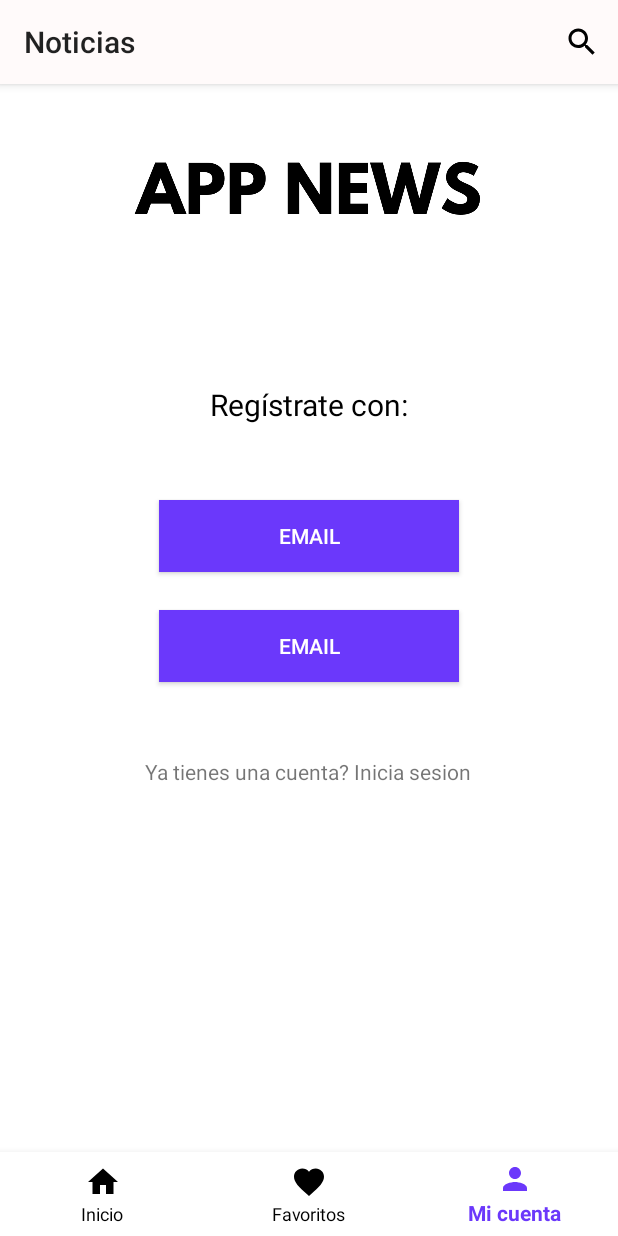
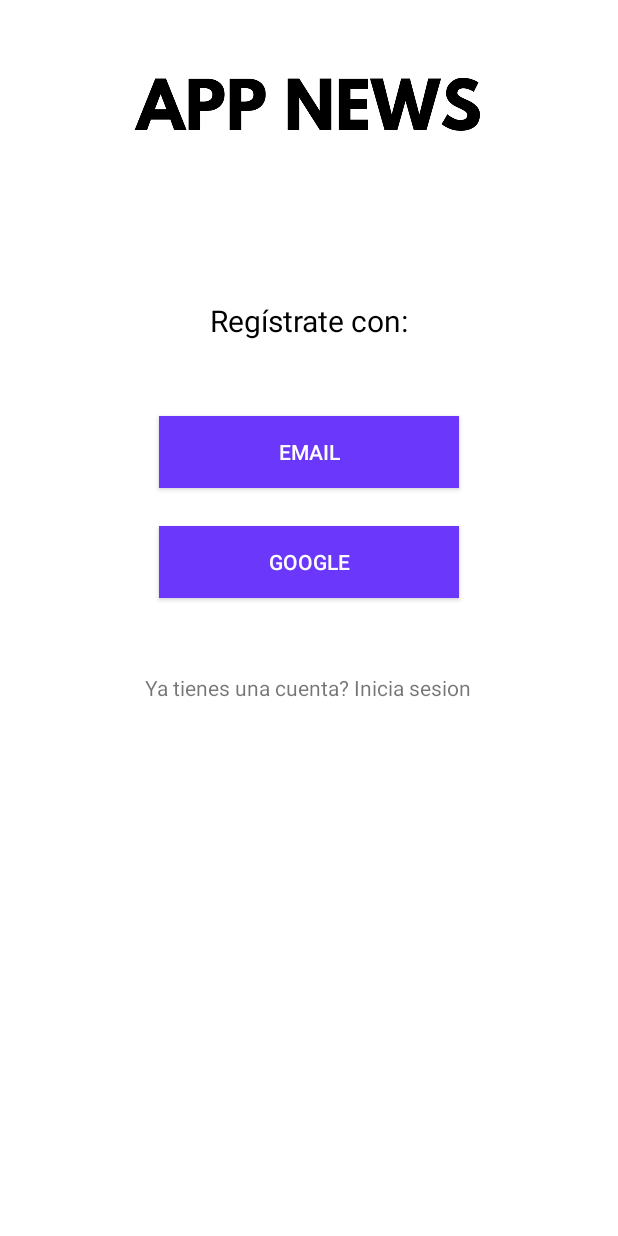
Before and after one commit to astunino/AppNews1953, an Android app: the screen it shows after launch (MainActivity before the commit, VentanaRegistro after it), item 3 of the bottom bar chosen, on a phone screen of 412 x 824 dp. Run offline under Robolectric (Android 15) with nearby library versions, the phone set to English and light mode, and no system bars.

Commit message:
Login HardCode

```diff
--- a/app/src/main/AndroidManifest.xml
+++ b/app/src/main/AndroidManifest.xml
@@ -27,9 +27,10 @@
             android:name=".Vista.MainActivity"
             android:label="@string/app_name"
             android:screenOrientation="portrait"
-            android:theme="@style/Theme.AppCompat.Light.NoActionBar"></activity>
+            android:theme="@style/Theme.AppCompat.Light.NoActionBar" />
         <activity android:name=".Vista.DetalleActivity" />
-        <activity android:name=".Vista.BuscarActivity"></activity>
+        <activity android:name=".Vista.BuscarActivity" />
+        <activity android:name=".Vista.VentanaRegistro"></activity>
     </application>
 
 </manifest>
--- a/app/src/main/java/com/example/digital/appnews/Vista/MainActivity.java
+++ b/app/src/main/java/com/example/digital/appnews/Vista/MainActivity.java
@@ -53,8 +53,9 @@ public class MainActivity extends AppCompatActivity implements NoticiasAdaptador
 
                             case R.id.navigation_login:
                                 tabLayout.setVisibility(View.GONE);
-                                Fragment fragmentlogin = new VentanaRegistro();
-                                cargarFragment(fragmentlogin);
+                                Intent intent = new Intent(MainActivity.this, VentanaRegistro.class);
+                                startActivity(intent);
+
                                 break;
                         }
 
--- a/app/src/main/java/com/example/digital/appnews/Vista/VentanaRegistro.java
+++ b/app/src/main/java/com/example/digital/appnews/Vista/VentanaRegistro.java
@@ -1,30 +1,15 @@
 package com.example.digital.appnews.Vista;
 
-
+import android.support.v7.app.AppCompatActivity;
 import android.os.Bundle;
-import android.support.v4.app.Fragment;
-import android.view.LayoutInflater;
-import android.view.View;
-import android.view.ViewGroup;
 
 import com.example.digital.appnews.R;
 
-/**
- * A simple {@link Fragment} subclass.
- */
-public class VentanaRegistro extends Fragment {
-
-
-    public VentanaRegistro() {
-        // Required empty public constructor
-    }
-
+public class VentanaRegistro extends AppCompatActivity {
 
     @Override
-    public View onCreateView(LayoutInflater inflater, ViewGroup container,
-                             Bundle savedInstanceState) {
-        // Inflate the layout for this fragment
-        return inflater.inflate(R.layout.fragment_ventana_registro, container, false);
+    protected void onCreate(Bundle savedInstanceState) {
+        super.onCreate(savedInstanceState);
+        setContentView(R.layout.activity_ventana_registro);
     }
-
 }
--- a/app/src/main/res/layout/fragment_ventana_registro.xml
+++ b/app/src/main/res/layout/activity_ventana_registro.xml
@@ -24,6 +24,7 @@
         android:gravity="center"
         android:layout_marginTop="50dp"/>
     <Button
+        android:id="@+id/registromail"
         android:layout_width="200dp"
         android:layout_height="wrap_content"
         android:layout_gravity="center"
@@ -39,7 +40,7 @@
         android:layout_marginTop="25dp"
         android:background="@color/selectedNavigationBottom"
         android:textColor="#FFFFFF"
-        android:text="Email"/>
+        android:text="Google"/>
 
 
     <TextView
```
